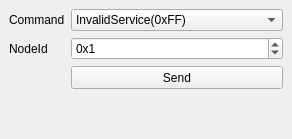
Qt form apps/demo_qt_advanced/plk_qt_gui/ui/NmtCommandsDock.ui (OpenAutomationTechnologies/openPOWERLINK_Qt_App) before a commit.
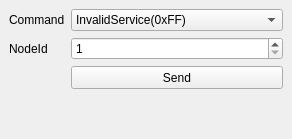
The same form after that commit.

Commit message: Change node id to decimal.

Patch:
```diff
--- a/apps/demo_qt_advanced/plk_qt_gui/ui/NmtCommandsDock.ui
+++ b/apps/demo_qt_advanced/plk_qt_gui/ui/NmtCommandsDock.ui
@@ -93,8 +93,8 @@
     </item>
     <item row="1" column="1">
      <widget class="QSpinBox" name="nodeId">
-      <property name="prefix">
-       <string>0x</string>
+      <property name="minimum">
+       <number>1</number>
       </property>
       <property name="maximum">
        <number>255</number>
@@ -102,9 +102,6 @@
       <property name="value">
        <number>1</number>
       </property>
-      <property name="displayIntegerBase">
-       <number>16</number>
-      </property>
      </widget>
     </item>
     <item row="2" column="1">
```
The commit also changes 1 other file.
